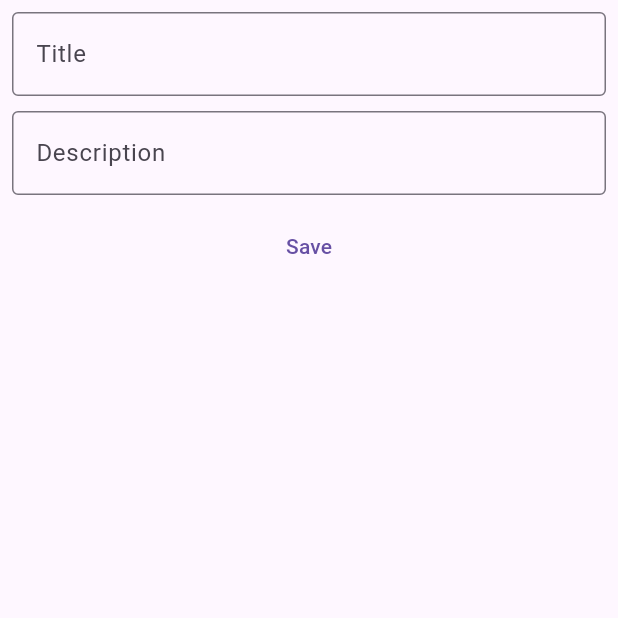
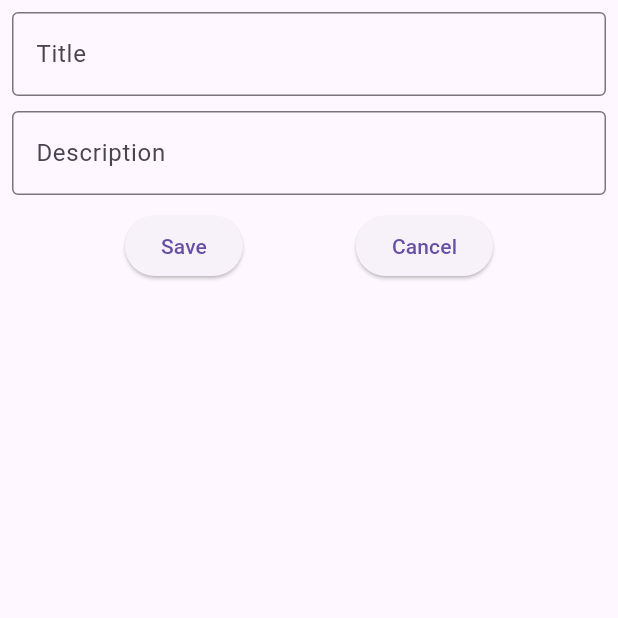
Before and after one commit to IntrovertedValueWizard/Vijaysarthi, a Flutter app: the BaseAddEditScreen screen opened by its route, on a phone screen of 412 x 824 dp, the top half of it. Run offline on Flutter 3.47's test engine with Material 3 defaults, Android fonts, the phone set to English and light mode, and no system bars; our stand-ins replace bloc, flutter_bloc, get_it, go_router, material_symbols_icons, sqflite_common_ffi; accounts and stored records are empty.

```diff
--- a/lib/baseAddEditScreen/base_add_edit_screen.dart
+++ b/lib/baseAddEditScreen/base_add_edit_screen.dart
@@ -1,4 +1,6 @@
 import 'package:flutter/material.dart';
+import 'package:go_router/go_router.dart';
+import 'package:vijaysarthi/navigation/app_route_constants.dart';
 
 class BaseAddEditScreen extends
 StatelessWidget {
@@ -17,13 +19,16 @@ StatelessWidget {
 
   @override
   Widget build(BuildContext context) {
+    var titleText = TextEditingController();
     return Scaffold(
       body: Padding(
         padding: const EdgeInsets.all(8.0),
         child: Column(
           children: [
-            const TextField(
-              decoration: InputDecoration(
+            TextField(
+              controller: titleText,
+              decoration: const
+              InputDecoration(
                 border: OutlineInputBorder(),
                 hintText: 'Title'
               ),
@@ -36,13 +41,34 @@ StatelessWidget {
               ),
             ),
             const SizedBox(height: 10,),
+            const SizedBox(width: 10),
             Column(
               children: [
-                TextButton(onPressed: (){
-
-                },
-                child: const Text('Save')
-                )
+                Row(
+                  mainAxisAlignment:
+                    MainAxisAlignment
+                    .spaceEvenly,
+                    children: [
+                  ElevatedButton(
+                      onPressed: (){
+                        GoRouter
+                            .of(context)
+                            .pushNamed(
+                          VijaysarthiRouteConstants
+                          .listGoalRoute
+                        );
+                      },
+                      style: ButtonStyle(),
+                      child:
+                      const Text('Save')
+                  ),
+                  ElevatedButton(
+                      onPressed: (){
+                      },
+                      child:
+                      const Text('Cancel')
+                  ),
+                ]),
               ],
             )
           ],
--- /dev/null
+++ b/lib/goal/addGoal/add_goal_state.dart
@@ -0,0 +1,3 @@
+class AddGoalState {
+  String title = '';
+}
--- /dev/null
+++ b/lib/goal/domain/goal_model.dart
@@ -0,0 +1,3 @@
+class GoalModel {
+  String title = '';
+}
--- a/lib/main.dart
+++ b/lib/main.dart
@@ -2,7 +2,10 @@ import 'package:flutter/material.dart';
 import 'package:vijaysarthi/dependencyInjections/database_di.dart';
 import 'package:vijaysarthi/vijaysarthi.dart';
 
+import 'dependencyInjections/goal_di.dart';
+
 void main() {
+  GoalDependencies().provideListGoalBloc();
   DatabaseDependencies();
   runApp(const Vijaysarthi());
 }
--- a/lib/navigation/app_route_configuration.dart
+++ b/lib/navigation/app_route_configuration.dart
@@ -11,12 +11,12 @@ import 'app_route_constants.dart';
 
 class VijaysarthiRouter {
   GoRouter router = GoRouter(
-    initialLocation: '/',
+    initialLocation: '/listGoal',
     routes: [
       GoRoute(
           name: VijaysarthiRouteConstants
               .listGoalRoute,
-          path: '/',
+          path: '/listGoal',
           pageBuilder: (context, state){
             return const MaterialPage(child:
             ListGoalsPage()
--- a/pubspec.yaml
+++ b/pubspec.yaml
@@ -51,6 +51,10 @@ dependencies:
 dev_dependencies:
   flutter_test:
     sdk: flutter
+  integration_test:
+    sdk: flutter
+
+
 
   # The "flutter_lints" package below contains a set of recommended lints to
   # encourage good coding practices. The lint set provided by the package is
```
Also changed, not shown: lib/dependencyInjections/goal_di.dart (added, +14 -0 lines), lib/goal/addGoal/add_goal.dart (+4 -12 lines), lib/goal/addGoal/add_goal_cubit.dart (added, +12 -0 lines), lib/goal/listGoal/list_goal_bloc.dart (added, +27 -0 lines), lib/goal/listGoal/list_goal_card.dart (+5 -15 lines), lib/goal/listGoal/list_goal_cubit.dart (deleted, +0 -8 lines), lib/goal/listGoal/list_goal_event.dart (added, +7 -0 lines), lib/goal/listGoal/list_goal_page.dart (+42 -16 lines), lib/goal/listGoal/list_goal_state.dart (+12 -9 lines), pubspec.lock, 1 other file.
